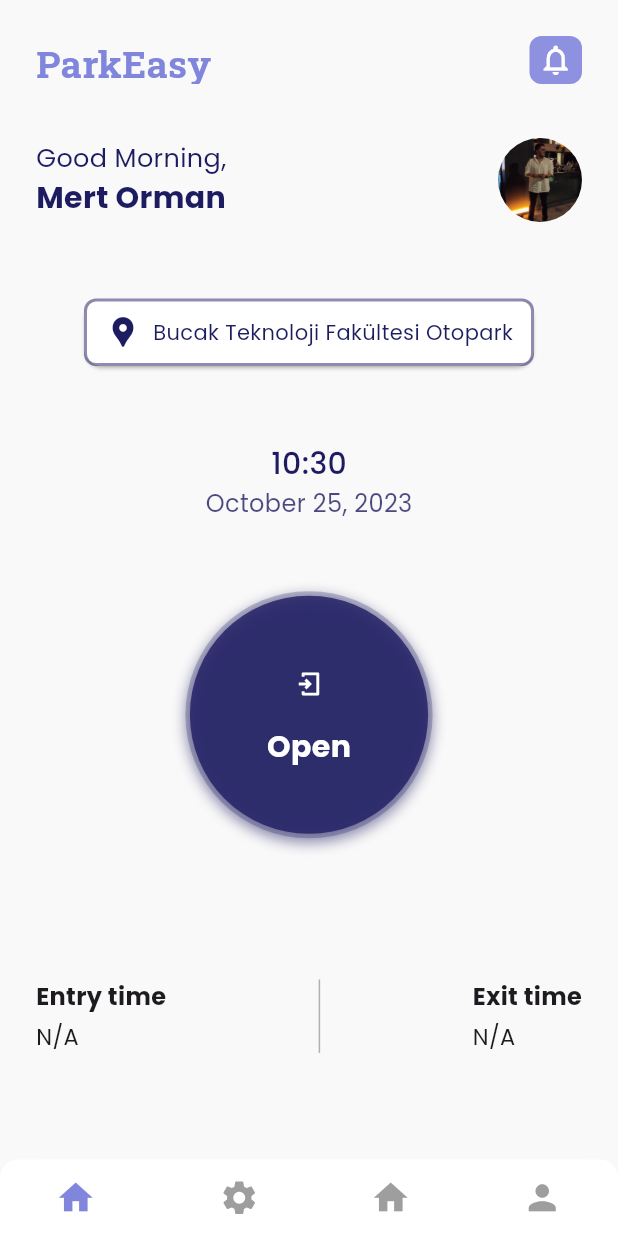
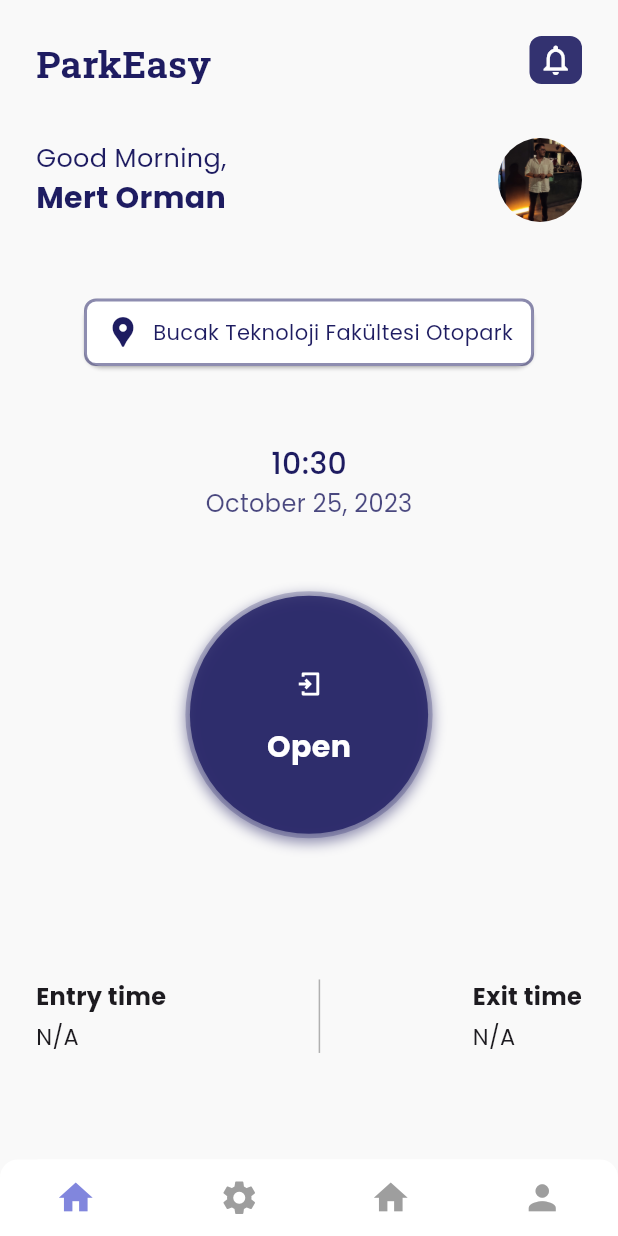
Before and after one commit to mertorman/Gate-Pass-Management-System, a Flutter app: the screen it shows after launch, on a phone screen of 412 x 824 dp. Run offline on Flutter 3.47's test engine with Material 2 defaults, Android fonts, the phone set to English and light mode, and no system bars; drawn by our look-alikes of google_nav_bar; our stand-ins replace flutter_svg, get, google_fonts, nb_utils, responsive_framework, rive; missing offline and left inert: kartal.

Commit message:
Navigation Bar made dynamic

```diff
--- a/lib/feature/admin/view/admin_dashboard_view.dart
+++ b/lib/feature/admin/view/admin_dashboard_view.dart
@@ -2,6 +2,7 @@ import 'package:flutter/material.dart';
 import 'package:gate_pass_management/feature/admin/model/stats_model.dart';
 import 'package:gate_pass_management/feature/components/bottom_navigation_bar.dart';
 import 'package:gate_pass_management/feature/components/stats_component.dart';
+import 'package:gate_pass_management/product/constant/constants.dart';
 import 'package:google_fonts/google_fonts.dart';
 import 'package:nb_utils/nb_utils.dart';
 import '../../components/appbar_component.dart';
@@ -20,10 +21,8 @@ class _AdminDashboardState extends State<AdminDashboard> {
   @override
   Widget build(BuildContext context) {
     return Scaffold(
-      bottomNavigationBar: NavigationBarBottom(),
       resizeToAvoidBottomInset: false,
       backgroundColor: Color(0xffF9F9F9),
-      appBar: AppBarWidget(),
       body: SingleChildScrollView(
           child: SafeArea(
               child: Padding(
@@ -63,7 +62,7 @@ class _AdminDashboardState extends State<AdminDashboard> {
                       child: Text(
                         "View All",
                         style: GoogleFonts.poppins(
-                            fontWeight: FontWeight.w600, fontSize: 14),
+                            fontWeight: FontWeight.w600, fontSize: 14,color: AppColors.primaryColor),
                       ),
                     )
                   ],
--- a/lib/feature/components/appbar_component.dart
+++ b/lib/feature/components/appbar_component.dart
@@ -1,5 +1,6 @@
 import 'package:flutter/material.dart';
 import 'package:flutter/services.dart';
+import 'package:gate_pass_management/product/constant/constants.dart';
 import 'package:google_fonts/google_fonts.dart';
 
 
@@ -24,7 +25,7 @@ class AppBarWidget extends StatelessWidget implements PreferredSizeWidget{
           "ParkEasy",
           style: GoogleFonts.robotoSlab(
               textStyle: const TextStyle(
-                  color: Color(0xFF8186dd),
+                  color: AppColors.primaryColor,
                   fontSize: 25,
                   fontWeight: FontWeight.bold)),
         ),
@@ -37,7 +38,7 @@ class AppBarWidget extends StatelessWidget implements PreferredSizeWidget{
             width: 35,
             height: 35,
             decoration: BoxDecoration(
-                color: Color(0xFF8186dd).withOpacity(0.9),
+                color: AppColors.primaryColor.withOpacity(0.9),
                 borderRadius: BorderRadius.circular(8)),
             alignment: Alignment.center,
             child: const Icon(
--- a/lib/feature/components/bottom_navigation_bar.dart
+++ b/lib/feature/components/bottom_navigation_bar.dart
@@ -1,11 +1,13 @@
 import 'package:flutter/material.dart';
+import 'package:gate_pass_management/feature/main-wrapper/controller/main_wrapper_controller.dart';
+import 'package:get/get.dart';
 import 'package:google_nav_bar/google_nav_bar.dart';
 
 class NavigationBarBottom extends StatelessWidget {
-  const NavigationBarBottom({
+  NavigationBarBottom({
     super.key,
   });
-
+  MainWrapperController mainWrapperController = Get.find();
   @override
   Widget build(BuildContext context) {
     return Container(
@@ -13,9 +15,9 @@ class NavigationBarBottom extends StatelessWidget {
           color: Colors.white,
           borderRadius: BorderRadius.only(
               topLeft: Radius.circular(12), topRight: Radius.circular(12))),
-      child: const Padding(
+      child: Padding(
         padding: EdgeInsets.symmetric(horizontal: 25),
-        child: GNav(
+        child:GNav(
             backgroundColor: Colors.white,
             color: Colors.grey,
             activeColor: Colors.grey,
@@ -23,15 +25,18 @@ class NavigationBarBottom extends StatelessWidget {
             gap: 8,
             tabs: [
               GButton(
+                onPressed: () => mainWrapperController.goToTab(0),
                 icon: Icons.home,
                 iconActiveColor: Color(0xFF8186dd),
                 iconSize: 27,
               ),
               GButton(
+                  onPressed: () => mainWrapperController.goToTab(1),
                   icon: Icons.settings,
                   iconActiveColor: Color(0xFF8186dd),
                   iconSize: 27),
               GButton(
+                 onPressed: () => mainWrapperController.goToTab(2),
                   icon: Icons.home,
                   iconActiveColor: Color(0xFF8186dd),
                   iconSize: 27),
@@ -41,6 +46,7 @@ class NavigationBarBottom extends StatelessWidget {
                   iconSize: 27)
             ],
           ),
+
       ),
     );
   }
--- a/lib/feature/door-management/view/door_management_view.dart
+++ b/lib/feature/door-management/view/door_management_view.dart
@@ -29,10 +29,8 @@ class _DoorManagementPageState extends State<DoorManagementPage> {
   @override
   Widget build(BuildContext context) {
     return Scaffold(
-      bottomNavigationBar: const NavigationBarBottom(),
       resizeToAvoidBottomInset: false,
       backgroundColor: Color(0xffF9F9F9),
-      appBar: const AppBarWidget(),
       body: SafeArea(
           child: Padding(
         padding: const EdgeInsets.all(24),
--- /dev/null
+++ b/lib/feature/main-wrapper/controller/main_wrapper_controller.dart
@@ -0,0 +1,34 @@
+import 'package:flutter/material.dart';
+import 'package:gate_pass_management/feature/admin/view/admin_dashboard_view.dart';
+import 'package:gate_pass_management/feature/door-management/view/door_management_view.dart';
+import 'package:gate_pass_management/feature/user/view/user_view.dart';
+import 'package:get/get.dart';
+
+class MainWrapperController extends GetxController {
+  late PageController pageController;
+
+  RxInt currentPage = RxInt(0);
+
+  List<Widget> pages = [
+    const DoorManagementPage(),
+    const AdminDashboard(),
+    const UserPage()
+  ];
+
+  void goToTab(int page) {
+    currentPage.value = page;
+    pageController.jumpToPage(page);
+  }
+
+  @override
+  void onInit() {
+    pageController = PageController(initialPage: 0);
+    super.onInit();
+  }
+
+  @override
+  void dispose() {
+    pageController.dispose();
+    super.dispose();
+  }
+}
--- /dev/null
+++ b/lib/feature/main-wrapper/main_wrapper.dart
@@ -0,0 +1,27 @@
+import 'package:flutter/material.dart';
+import 'package:gate_pass_management/feature/components/appbar_component.dart';
+import 'package:gate_pass_management/feature/main-wrapper/controller/main_wrapper_controller.dart';
+
+import '../components/bottom_navigation_bar.dart';
+import 'package:get/get.dart';
+
+class MainWrapper extends StatelessWidget {
+  MainWrapper({super.key});
+
+  MainWrapperController mainWrapperController =
+      Get.put(MainWrapperController());
+  @override
+  Widget build(BuildContext context) {
+    return Scaffold(
+      appBar: AppBarWidget(),
+      bottomNavigationBar: NavigationBarBottom(),
+      resizeToAvoidBottomInset: false,
+      backgroundColor: Color(0xffF9F9F9),
+      body: PageView(
+        controller: mainWrapperController.pageController,
+        physics: const NeverScrollableScrollPhysics(),
+        children: [...mainWrapperController.pages],
+      ),
+    );
+  }
+}
--- a/lib/feature/user/view/user_view.dart
+++ b/lib/feature/user/view/user_view.dart
@@ -18,8 +18,6 @@ class _UserPageState extends State<UserPage> {
   @override
   Widget build(BuildContext context) {
     return Scaffold(
-      appBar: AppBarWidget(),
-      bottomNavigationBar: NavigationBarBottom(),
       resizeToAvoidBottomInset: false,
       backgroundColor: Color(0xffF9F9F9),
       body: SingleChildScrollView(
--- a/lib/main.dart
+++ b/lib/main.dart
@@ -1,8 +1,8 @@
 import 'package:flutter/material.dart';
-
 import 'package:gate_pass_management/feature/auth/login-signup/view/login_signup_view.dart';
 import 'package:gate_pass_management/feature/door-management/view/door_management_view.dart';
-
+import 'package:gate_pass_management/feature/main-wrapper/main_wrapper.dart';
+import 'package:gate_pass_management/routes/routes.dart';
 import 'package:get/get.dart';
 import 'package:nb_utils/nb_utils.dart';
 import 'package:responsive_framework/responsive_framework.dart';
@@ -32,7 +32,9 @@ class MyApp extends StatelessWidget {
         colorScheme: ColorScheme.fromSeed(seedColor: Colors.deepPurple),
         useMaterial3: true,
       ),
-      home: const DoorManagementPage()
+      home: MainWrapper(),
+      //initialRoute: "/login",
+     // getPages: AppRoutes.routes,
     );
   }
 }
--- a/lib/product/constant/constants.dart
+++ b/lib/product/constant/constants.dart
@@ -1,3 +1,9 @@
+import 'package:flutter/material.dart';
+
 class AppImages {
   static const loginImage = 'assets/login.png';
 }
+
+class AppColors {
+  static const primaryColor = Color(0xff1E1C61);
+}
--- a/lib/routes/routes.dart
+++ b/lib/routes/routes.dart
@@ -0,0 +1,23 @@
+import 'package:gate_pass_management/feature/admin/view/admin_dashboard_view.dart';
+import 'package:gate_pass_management/feature/auth/login-signup/view/login_signup_view.dart';
+import 'package:gate_pass_management/feature/door-management/view/door_management_view.dart';
+import 'package:gate_pass_management/feature/user/view/user_view.dart';
+import 'package:get/get.dart';
+
+class AppRoutes {
+  static final routes = [
+    GetPage(
+      name: '/login',
+      page: () => const LoginPage(),
+    ),
+    GetPage(
+      name: '/admindashboard',
+      page: () => const AdminDashboard(),
+    ),
+    GetPage(
+      name: '/userdashboard',
+      page: () => const UserPage(),
+    ),
+    GetPage(name: '/doormanagement', page: () => const DoorManagementPage(),)
+  ];
+}
--- a/pubspec.yaml
+++ b/pubspec.yaml
@@ -45,6 +45,8 @@ dependencies:
   rive: ^0.11.17
   google_nav_bar: ^5.0.6
   intl: ^0.18.1
+  get_storage: ^2.1.1
+  http: ^1.1.0
 
 dev_dependencies:
   flutter_test:
```
Also changed, not shown: lib/feature/auth/login-signup/view/login_signup_view.dart (+20 -11 lines), pubspec.lock. Lines whose indentation alone changed are shown as unchanged.
